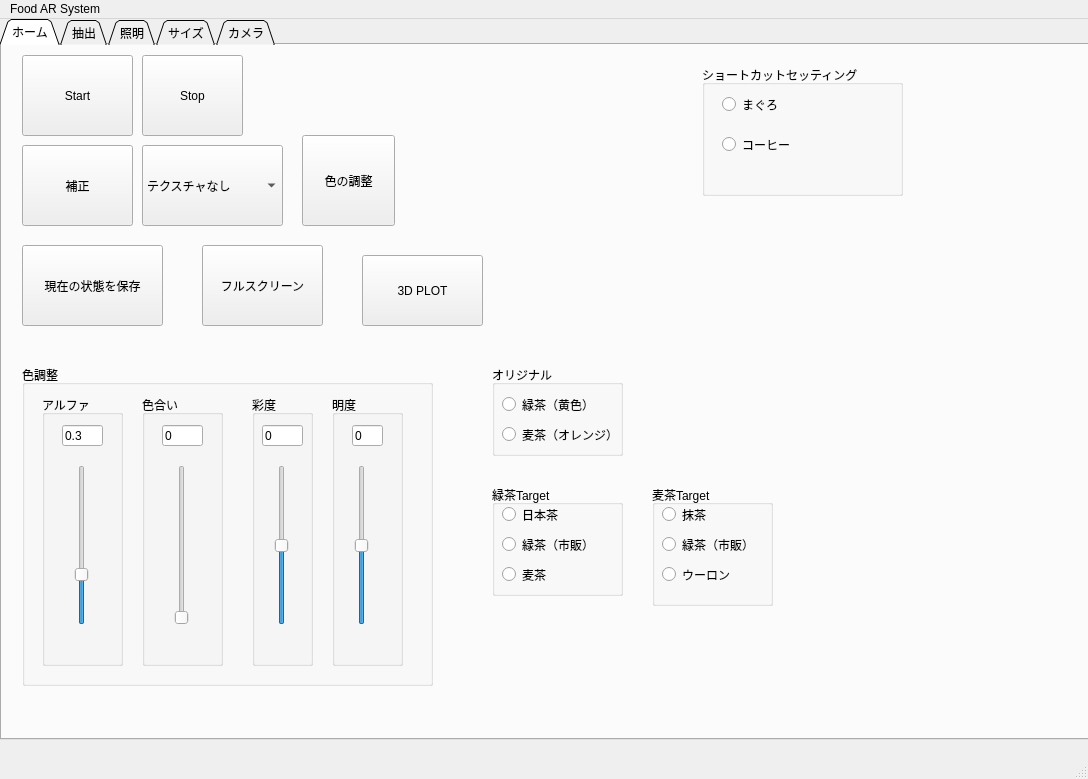
JunyaUeda/FoodAR, file FoodModification/View/mainWindow.ui: the form before one commit.
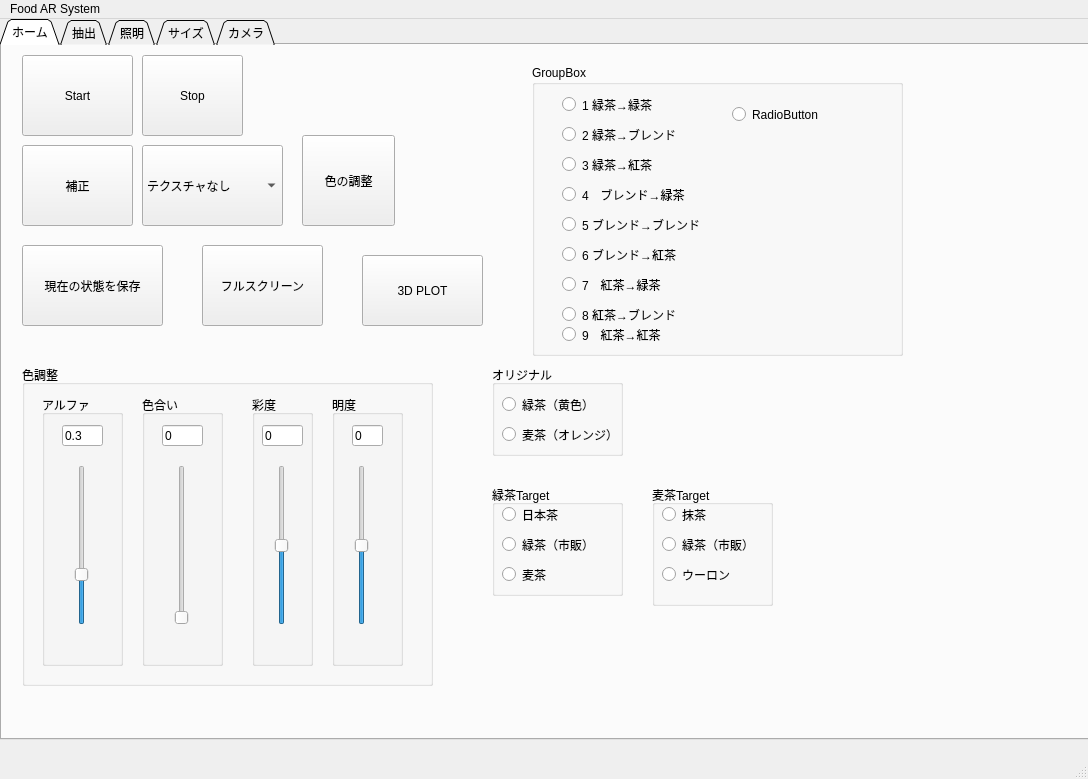
The form after the commit. The open tabs and pages were chosen to show the change.

Patch:
```diff
--- a/FoodModification/View/mainWindow.ui
+++ b/FoodModification/View/mainWindow.ui
@@ -355,51 +355,6 @@
        <bool>false</bool>
       </property>
      </widget>
-     <widget class="QGroupBox" name="shortcutSettingGroupBox">
-      <property name="geometry">
-       <rect>
-        <x>700</x>
-        <y>20</y>
-        <width>201</width>
-        <height>131</height>
-       </rect>
-      </property>
-      <property name="title">
-       <string>ショートカットセッティング</string>
-      </property>
-      <widget class="QRadioButton" name="maguroRadioButton">
-       <property name="geometry">
-        <rect>
-         <x>20</x>
-         <y>30</y>
-         <width>105</width>
-         <height>19</height>
-        </rect>
-       </property>
-       <property name="text">
-        <string>まぐろ</string>
-       </property>
-       <attribute name="buttonGroup">
-        <string notr="true">buttonGroup</string>
-       </attribute>
-      </widget>
-      <widget class="QRadioButton" name="coffeeRadioButton">
-       <property name="geometry">
-        <rect>
-         <x>20</x>
-         <y>70</y>
-         <width>105</width>
-         <height>19</height>
-        </rect>
-       </property>
-       <property name="text">
-        <string>コーヒー</string>
-       </property>
-       <attribute name="buttonGroup">
-        <string notr="true">buttonGroup</string>
-       </attribute>
-      </widget>
-     </widget>
      <widget class="QPushButton" name="plot3DPushButton">
       <property name="geometry">
        <rect>
@@ -556,6 +511,149 @@
        </property>
       </widget>
      </widget>
+     <widget class="QGroupBox" name="groupBox_9">
+      <property name="geometry">
+       <rect>
+        <x>530</x>
+        <y>20</y>
+        <width>371</width>
+        <height>291</height>
+       </rect>
+      </property>
+      <property name="title">
+       <string>GroupBox</string>
+      </property>
+      <widget class="QRadioButton" name="term1RadioButton">
+       <property name="geometry">
+        <rect>
+         <x>30</x>
+         <y>30</y>
+         <width>131</width>
+         <height>19</height>
+        </rect>
+       </property>
+       <property name="text">
+        <string>1 緑茶→緑茶</string>
+       </property>
+      </widget>
+      <widget class="QRadioButton" name="term2RadioButton">
+       <property name="geometry">
+        <rect>
+         <x>30</x>
+         <y>60</y>
+         <width>141</width>
+         <height>19</height>
+        </rect>
+       </property>
+       <property name="text">
+        <string>2 緑茶→ブレンド</string>
+       </property>
+      </widget>
+      <widget class="QRadioButton" name="term3RadioButton">
+       <property name="geometry">
+        <rect>
+         <x>30</x>
+         <y>90</y>
+         <width>121</width>
+         <height>19</height>
+        </rect>
+       </property>
+       <property name="text">
+        <string>3 緑茶→紅茶</string>
+       </property>
+      </widget>
+      <widget class="QRadioButton" name="term4RadioButton">
+       <property name="geometry">
+        <rect>
+         <x>30</x>
+         <y>120</y>
+         <width>141</width>
+         <height>19</height>
+        </rect>
+       </property>
+       <property name="text">
+        <string>4　ブレンド→緑茶</string>
+       </property>
+      </widget>
+      <widget class="QRadioButton" name="term5RadioButton">
+       <property name="geometry">
+        <rect>
+         <x>30</x>
+         <y>150</y>
+         <width>141</width>
+         <height>19</height>
+        </rect>
+       </property>
+       <property name="text">
+        <string>5 ブレンド→ブレンド</string>
+       </property>
+      </widget>
+      <widget class="QRadioButton" name="term6RadioButton">
+       <property name="geometry">
+        <rect>
+         <x>30</x>
+         <y>180</y>
+         <width>141</width>
+         <height>19</height>
+        </rect>
+       </property>
+       <property name="text">
+        <string>6 ブレンド→紅茶</string>
+       </property>
+      </widget>
+      <widget class="QRadioButton" name="term7RadioButton">
+       <property name="geometry">
+        <rect>
+         <x>30</x>
+         <y>210</y>
+         <width>131</width>
+         <height>19</height>
+        </rect>
+       </property>
+       <property name="text">
+        <string>7　紅茶→緑茶</string>
+       </property>
+      </widget>
+      <widget class="QRadioButton" name="term8RadioButton">
+       <property name="geometry">
+        <rect>
+         <x>30</x>
+         <y>240</y>
+         <width>141</width>
+         <height>19</height>
+        </rect>
+       </property>
+       <property name="text">
+        <string>8 紅茶→ブレンド</string>
+       </property>
+      </widget>
+      <widget class="QRadioButton" name="term9RadioButton">
+       <property name="geometry">
+        <rect>
+         <x>30</x>
+         <y>260</y>
+         <width>131</width>
+         <height>19</height>
+        </rect>
+       </property>
+       <property name="text">
+        <string>9　紅茶→紅茶</string>
+       </property>
+      </widget>
+      <widget class="QRadioButton" name="term10RadioButton">
+       <property name="geometry">
+        <rect>
+         <x>200</x>
+         <y>40</y>
+         <width>105</width>
+         <height>19</height>
+        </rect>
+       </property>
+       <property name="text">
+        <string>RadioButton</string>
+       </property>
+      </widget>
+     </widget>
     </widget>
     <widget class="QWidget" name="tab_3">
      <attribute name="title">
```
Left out of the diff: 12 changed lines with no effect on the pictures.
